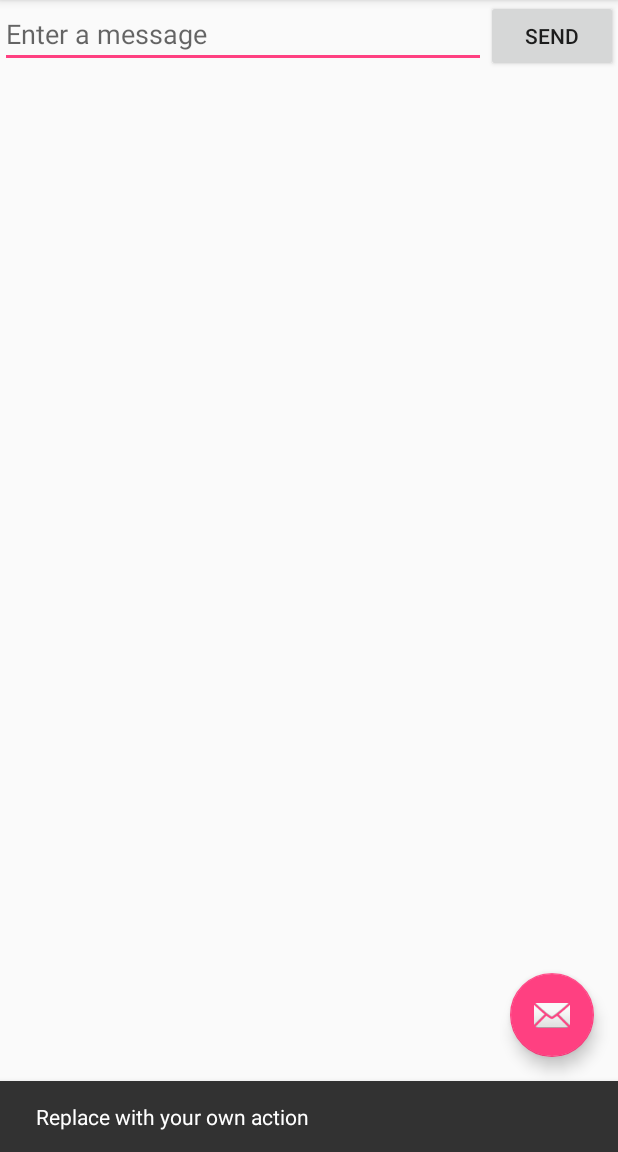
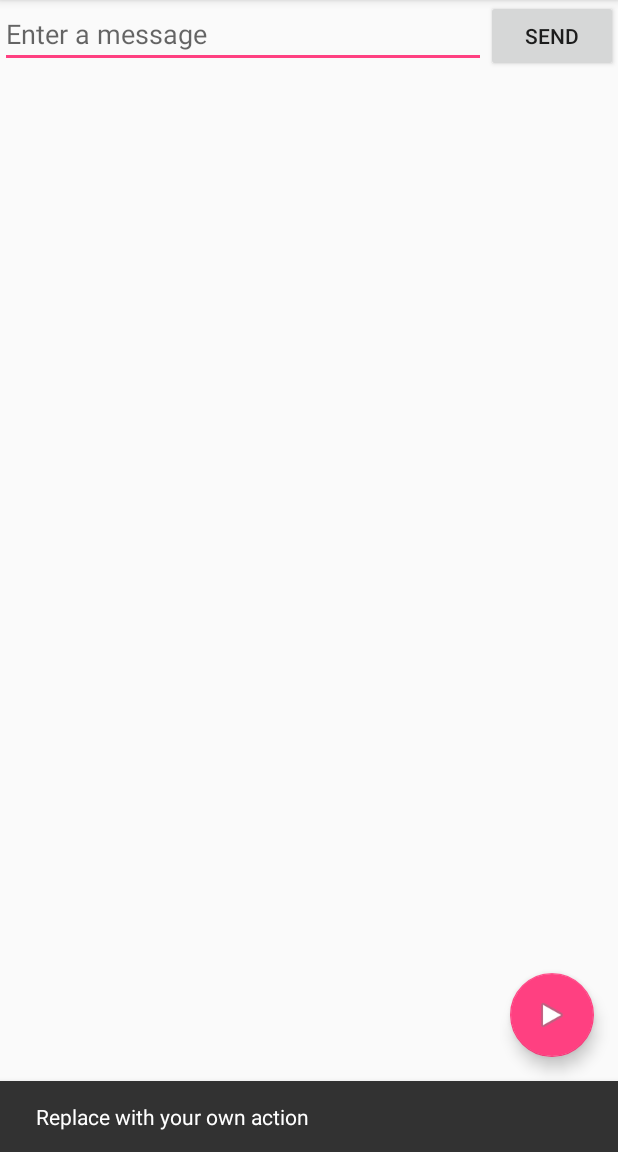
Before and after one commit to pmdantes/android_app, an Android app: the screen it shows after launch (MainActivity), after a tap on an icon or button, on a phone screen of 412 x 824 dp, the part 84-1236 px from its top. Run offline under Robolectric (Android 15) with nearby library versions, the phone set to English and light mode, and no system bars; 1 statement that could not run was skipped.

```diff
--- a/app/src/main/java/com/example/dantes/myfirstapp/MainActivity.java
+++ b/app/src/main/java/com/example/dantes/myfirstapp/MainActivity.java
@@ -5,6 +5,7 @@ import android.support.design.widget.FloatingActionButton;
 import android.support.design.widget.Snackbar;
 import android.support.v7.app.AppCompatActivity;
 import android.support.v7.widget.Toolbar;
+import android.util.Log;
 import android.view.View;
 import android.view.Menu;
 import android.view.MenuItem;
@@ -15,6 +16,7 @@ public class MainActivity extends AppCompatActivity
 {
     // Public constant
     public final static String EXTRA_MESSAGE = "com.example.dantes.myfirstapp.MESSAGE";
+    public final String LOG_TAG = this.getLocalClassName();
 
     @Override
     protected void onCreate(Bundle savedInstanceState)
@@ -25,6 +27,7 @@ public class MainActivity extends AppCompatActivity
         setSupportActionBar(toolbar);
 
         FloatingActionButton fab = (FloatingActionButton) findViewById(R.id.fab);
+
         fab.setOnClickListener(new View.OnClickListener() {
             @Override
             public void onClick(View view) {
@@ -32,6 +35,39 @@ public class MainActivity extends AppCompatActivity
                         .setAction("Action", null).show();
             }
         });
+
+        Log.d(LOG_TAG, "onCreate");
+    }
+
+    @Override
+    protected void onStart() {
+        super.onStart();
+        Log.d(LOG_TAG, "onStart");
+
+    }
+
+    @Override
+    protected void onResume() {
+        super.onResume();
+        Log.d(LOG_TAG, "onResume");
+    }
+
+    @Override
+    protected void onRestart() {
+        super.onRestart();
+        Log.d(LOG_TAG, "onRestart");
+    }
+
+    @Override
+    protected void onStop() {
+        super.onStop();
+        Log.d(LOG_TAG, "onStop");
+    }
+
+    @Override
+    protected void onPause() {
+        super.onPause();
+        Log.d(LOG_TAG, "onPause");
     }
 
     @Override
@@ -61,7 +97,7 @@ public class MainActivity extends AppCompatActivity
     /* Called when the user clicks the Send button */
     public void sendMessage(View view)
     {
-        // Creates new Intent object used to send action
+        // Creates new Intent object directed to DisplayMessageActivity class
         Intent intent = new Intent(this, DisplayMessageActivity.class);
 
         // Creates new EditText object by getting the EditText element
--- a/app/src/main/res/layout/activity_main.xml
+++ b/app/src/main/res/layout/activity_main.xml
@@ -1,5 +1,6 @@
 <?xml version="1.0" encoding="utf-8"?>
-<android.support.design.widget.CoordinatorLayout xmlns:android="http://schemas.android.com/apk/res/android"
+<android.support.design.widget.CoordinatorLayout
+    xmlns:android="http://schemas.android.com/apk/res/android"
     xmlns:app="http://schemas.android.com/apk/res-auto"
     xmlns:tools="http://schemas.android.com/tools"
     android:layout_width="match_parent"
@@ -17,11 +18,11 @@
             android:layout_width="match_parent"
             android:layout_height="?attr/actionBarSize"
             android:background="?attr/colorPrimary"
-            app:popupTheme="@style/AppTheme.PopupOverlay" />
+            app:popupTheme="@style/AppTheme.PopupOverlay"/>
 
     </android.support.design.widget.AppBarLayout>
 
-    <include layout="@layout/content_main" />
+    <include layout="@layout/content_main"/>
 
     <android.support.design.widget.FloatingActionButton
         android:id="@+id/fab"
@@ -29,6 +30,6 @@
         android:layout_height="wrap_content"
         android:layout_gravity="bottom|end"
         android:layout_margin="@dimen/fab_margin"
-        android:src="@android:drawable/ic_dialog_email" />
+        android:src="@android:drawable/ic_media_play"/>
 
 </android.support.design.widget.CoordinatorLayout>
--- a/app/src/main/res/layout/content_display_message.xml
+++ b/app/src/main/res/layout/content_display_message.xml
@@ -10,4 +10,10 @@
                 android:paddingTop="@dimen/activity_vertical_margin"
                 tools:context="com.example.dantes.myfirstapp.DisplayMessageActivity">
 
+    <ImageView
+        android:id="@+id/imageView"
+        android:layout_width="wrap_content"
+        android:layout_height="wrap_content"
+        android:layout_alignParentTop="true"
+        android:layout_centerHorizontal="true"/>
 </RelativeLayout>
--- a/app/src/main/res/layout/content_main.xml
+++ b/app/src/main/res/layout/content_main.xml
@@ -2,23 +2,25 @@
 <LinearLayout xmlns:android="http://schemas.android.com/apk/res/android"
               xmlns:app="http://schemas.android.com/apk/res-auto"
               xmlns:tools="http://schemas.android.com/tools"
-    android:orientation="horizontal"
               android:layout_width="match_parent"
               android:layout_height="match_parent"
+              android:orientation="horizontal"
               app:layout_behavior="@string/appbar_scrolling_view_behavior"
               tools:context="com.example.dantes.myfirstapp.MainActivity"
               tools:showIn="@layout/activity_main">
 
-        <EditText android:id="@+id/edit_message"
-            android:layout_weight="1"
+    <EditText
+        android:id="@+id/edit_message"
         android:layout_width="0dp"
         android:layout_height="wrap_content"
+        android:layout_weight="1"
         android:hint="@string/edit_message"/>
+
     <Button
         android:layout_width="wrap_content"
         android:layout_height="wrap_content"
-            android:text="@string/button_send"
-            android:onClick="sendMessage"/>
+        android:onClick="sendMessage"
+        android:text="@string/button_send"/>
 
 
 </LinearLayout>
```
Also changed, not shown: app/src/main/java/com/example/dantes/myfirstapp/DisplayMessageActivity.java (+8 -2 lines), app/src/main/res/menu/menu_main.xml (+4 -4 lines). Lines whose indentation alone changed are shown as unchanged.
